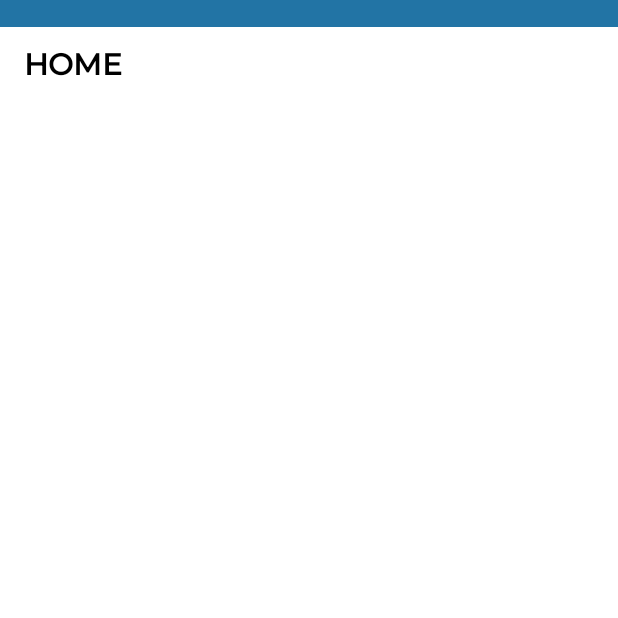
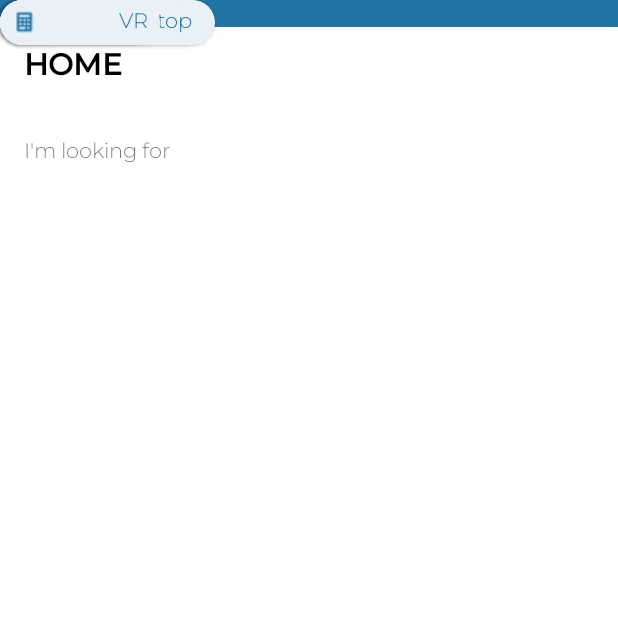
Before and after one commit to aliyabatoolalvi/StudentKit, an Android app: the screen it shows after launch (MainActivity), on a phone screen of 412 x 824 dp, the top half of it. Run offline under Robolectric (Android 15) with nearby library versions, the phone set to English and light mode, and no system bars; our stand-ins replace Picasso, Room's generated code; pictures from the network do not load; 1 statement that could not run was skipped.

Commit message:
updated main

```diff
--- a/app/src/main/java/com/aliya/studentkit/DetailsActivity.java
+++ b/app/src/main/java/com/aliya/studentkit/DetailsActivity.java
@@ -21,5 +21,6 @@
         binding.back.setOnClickListener(v->{
             super.onBackPressed();
         });
+
     }
 }
--- a/app/src/main/res/layout/activity_main.xml
+++ b/app/src/main/res/layout/activity_main.xml
@@ -54,7 +54,7 @@
         app:layout_constraintTop_toBottomOf="@+id/textView2"
         app:srcCompat="@drawable/homebg" />
 
-   <!-- <TextView
+    <TextView
         android:id="@+id/textView5"
         android:layout_width="wrap_content"
         android:layout_height="wrap_content"
@@ -188,7 +188,7 @@
         android:textAllCaps="false"
         android:textColor="@color/darkBlue"
         tools:layout_editor_absoluteX="161dp"
-        tools:layout_editor_absoluteY="174dp" />-->
+        tools:layout_editor_absoluteY="174dp" />
 
     <androidx.recyclerview.widget.RecyclerView
 
```
